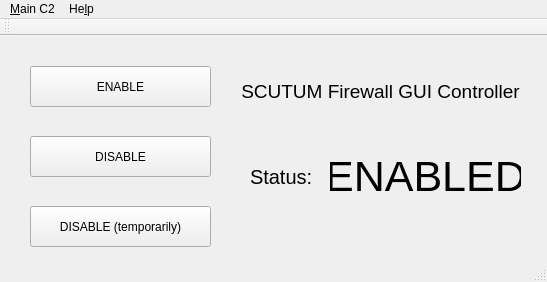
First picture: the form in scutum-gui-qt/mainwindow.ui, repository k4yt3x/scutum, before the edit.
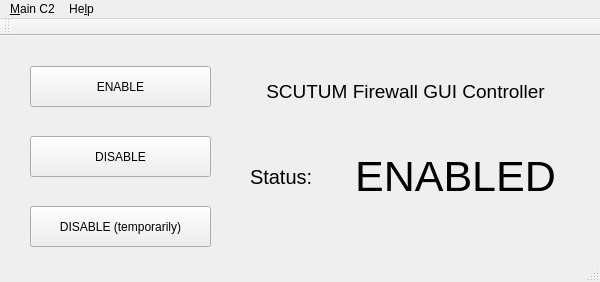
Second picture: the form after the edit. Icons and pictures are not drawn.

The edit to the form file:
```diff
--- a/scutum-gui-qt/mainwindow.ui
+++ b/scutum-gui-qt/mainwindow.ui
@@ -6,7 +6,7 @@
    <rect>
     <x>0</x>
     <y>0</y>
-    <width>547</width>
+    <width>600</width>
     <height>282</height>
    </rect>
   </property>
@@ -62,7 +62,7 @@
      <rect>
       <x>220</x>
       <y>30</y>
-      <width>321</width>
+      <width>371</width>
       <height>51</height>
      </rect>
     </property>
@@ -110,7 +110,7 @@
      <rect>
       <x>330</x>
       <y>90</y>
-      <width>191</width>
+      <width>251</width>
       <height>100</height>
      </rect>
     </property>
@@ -132,8 +132,8 @@
     <rect>
      <x>0</x>
      <y>0</y>
-     <width>547</width>
-     <height>24</height>
+     <width>600</width>
+     <height>23</height>
     </rect>
    </property>
    <widget class="QMenu" name="menuMain_C2">
```
